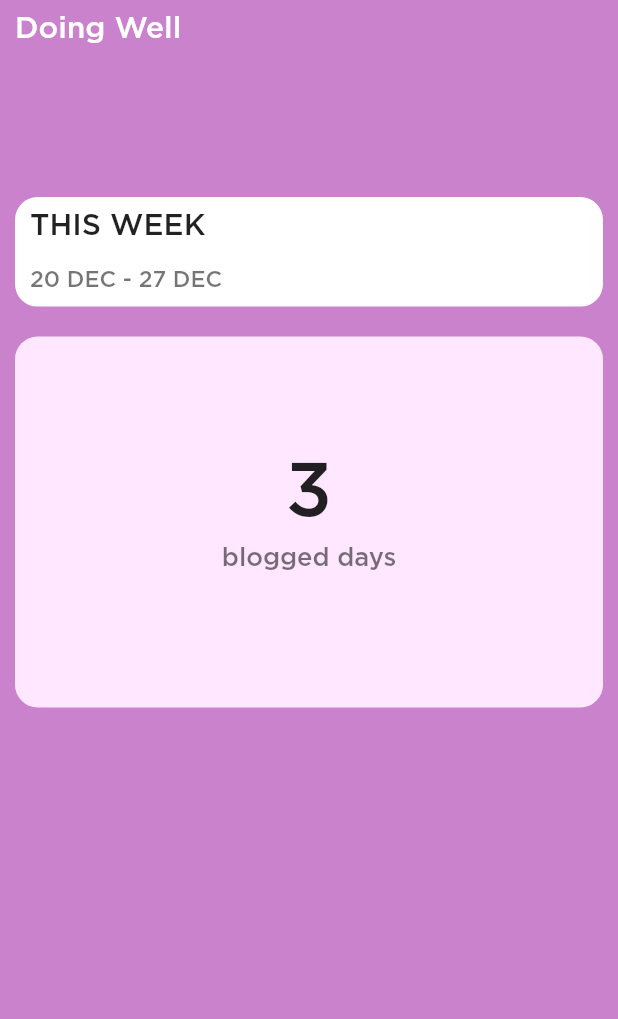
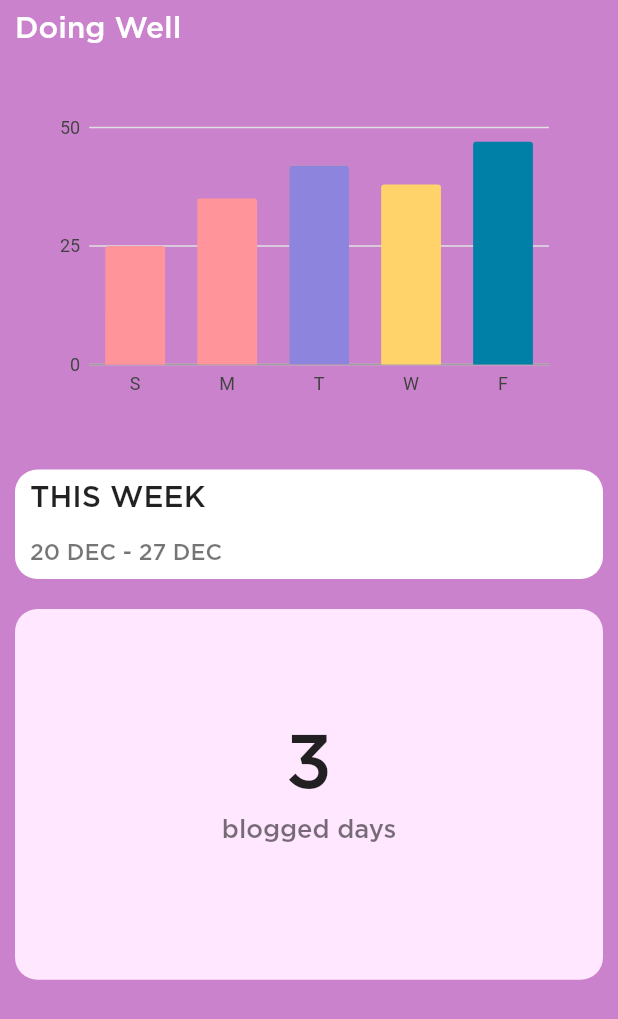
Before and after one commit to ameysunu/dohack, a Flutter app: the Week screen opened directly, on a phone screen of 412 x 824 dp. Shown: the top 1019 px of the screen. Run offline on Flutter 3.47's test engine with Material 2 defaults, Android fonts, the phone set to English and light mode, and no system bars; our stand-ins replace charts_flutter, cloud_firestore, firebase_auth, firebase_core, flutter_slidable, google_sign_in and 2 more; missing offline and left inert: google_speech, sound_stream; accounts and stored records are empty; project files that could hold a hidden picture were left out.

Commit message:
chart added

```diff
--- a/lib/pages/weekly.dart
+++ b/lib/pages/weekly.dart
@@ -1,14 +1,58 @@
 import 'package:flutter/material.dart';
 import 'package:hexcolor/hexcolor.dart';
+import 'package:charts_flutter/flutter.dart' as charts;
 
 class Week extends StatefulWidget {
   @override
   _WeekState createState() => _WeekState();
 }
 
+class ClicksPerYear {
+  final String year;
+  final int clicks;
+  final charts.Color color;
+
+  ClicksPerYear(this.year, this.clicks, Color color)
+      : this.color = new charts.Color(
+            r: color.red, g: color.green, b: color.blue, a: color.alpha);
+}
+
 class _WeekState extends State<Week> {
   @override
   Widget build(BuildContext context) {
+    var data = [
+      ClicksPerYear('S', 12, HexColor('#FD85B8')),
+      ClicksPerYear('M', 35, HexColor('#FF949B')),
+      ClicksPerYear('T', 42, HexColor('#FFB07D')),
+      ClicksPerYear('W', 38, HexColor('#FFD36A')),
+      ClicksPerYear('T', 42, HexColor('#8D84DD')),
+      ClicksPerYear('F', 47, HexColor('#007FA7')),
+      ClicksPerYear('S', 25, HexColor('#FF949B')),
+    ];
+
+    var series = [
+      charts.Series(
+        domainFn: (ClicksPerYear clickData, _) => clickData.year,
+        measureFn: (ClicksPerYear clickData, _) => clickData.clicks,
+        colorFn: (ClicksPerYear clickData, _) => clickData.color,
+        id: 'Clicks',
+        data: data,
+      ),
+    ];
+
+    var chart = charts.BarChart(
+      series,
+      animate: true,
+    );
+
+    var chartWidget = Padding(
+      padding: EdgeInsets.all(32.0),
+      child: SizedBox(
+        height: 200.0,
+        child: chart,
+      ),
+    );
+
     return Scaffold(
       backgroundColor: HexColor('#CA82CC'),
       body: SafeArea(
@@ -27,9 +71,7 @@ class _WeekState extends State<Week> {
                         fontSize: 20),
                   ),
                 ),
-                Container(
-                  height: MediaQuery.of(context).size.height * 0.1,
-                ),
+                chartWidget,
                 Padding(
                   padding: const EdgeInsets.all(10.0),
                   child: Container(
```
